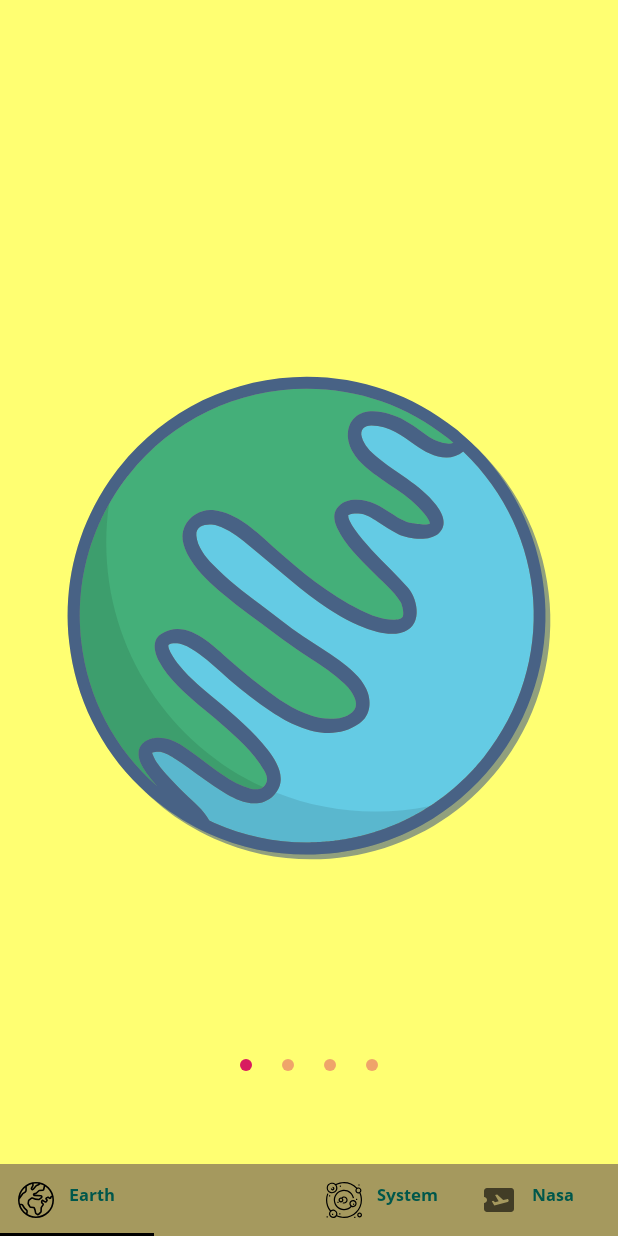
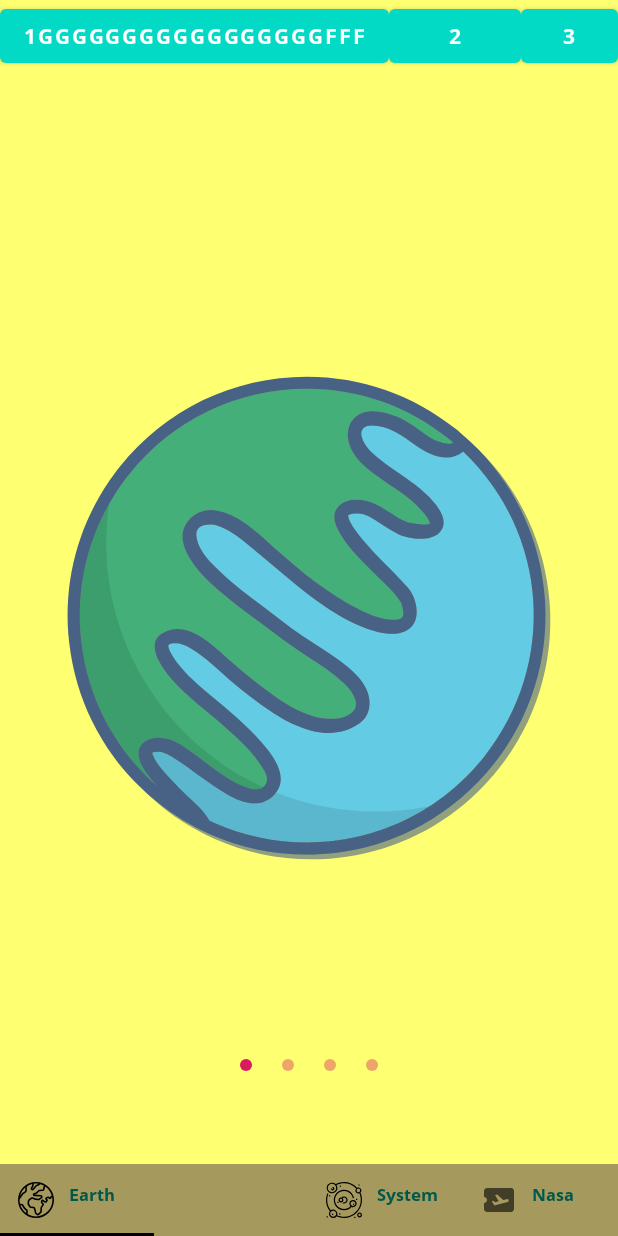
Before and after one commit to ip-droid/PiK4A, an Android app: the screen it shows after launch (ApiActivity), on a phone screen of 412 x 824 dp. Run offline under Robolectric (Android 15) with nearby library versions, the phone set to English and light mode, and no system bars; pictures from the network do not load; 1 statement that could not run was skipped.

Commit message:
Добавил барьеры в fragment_earth.xml

```diff
--- a/app/src/main/res/layout/fragment_earth.xml
+++ b/app/src/main/res/layout/fragment_earth.xml
@@ -8,6 +8,88 @@
         android:layout_width="match_parent"
         android:layout_height="match_parent"
         app:srcCompat="@drawable/bg_earth" />
+
+    <LinearLayout
+        android:layout_width="match_parent"
+        android:layout_height="150dp"
+        android:orientation="horizontal">
+
+        <androidx.constraintlayout.widget.Guideline
+            android:id="@+id/gl1"
+            android:layout_width="wrap_content"
+            android:layout_height="wrap_content"
+            android:orientation="vertical"
+            app:layout_constraintGuide_percent="0.3" />
+
+        <androidx.constraintlayout.widget.Guideline
+            android:id="@+id/gl2"
+            android:layout_width="wrap_content"
+            android:layout_height="wrap_content"
+            android:orientation="horizontal"
+            app:layout_constraintGuide_percent="0.2" />
+
+        <androidx.constraintlayout.widget.Barrier
+            android:id="@+id/barrierEnd"
+            android:layout_width="wrap_content"
+            android:layout_height="wrap_content"
+            app:barrierDirection="end"
+            app:constraint_referenced_ids="btn1,btn2,btn3"/>
+        <androidx.constraintlayout.widget.Barrier
+            android:id="@+id/barrierBottom"
+            android:layout_width="wrap_content"
+            android:layout_height="wrap_content"
+            app:barrierDirection="bottom"
+            app:constraint_referenced_ids="btn1,btn2,btn3"/>
+
+        <androidx.constraintlayout.widget.Barrier
+            android:id="@+id/barrierFor5"
+            android:layout_width="wrap_content"
+            android:layout_height="wrap_content"
+            app:barrierDirection="start"
+            app:constraint_referenced_ids="btn5"/>
+
+
+        <Button
+            android:id="@+id/btn1"
+            android:layout_width="wrap_content"
+            android:layout_height="wrap_content"
+            android:text="1gggggggggggggggggfff"
+            app:layout_constraintEnd_toEndOf="@id/barrierFor5"
+            app:layout_constraintStart_toStartOf="parent"
+            app:layout_constraintHorizontal_bias="0" />
+
+        <Button
+            android:id="@+id/btn2"
+            android:layout_width="wrap_content"
+            android:layout_height="wrap_content"
+            android:text="2" />
+
+        <Button
+            android:id="@+id/btn3"
+            android:layout_width="wrap_content"
+            android:layout_height="wrap_content"
+            android:text="3" />
+
+        <Button
+            android:id="@+id/btn4"
+            android:layout_width="wrap_content"
+            android:layout_height="wrap_content"
+            android:text="4"
+            app:layout_constraintStart_toEndOf="@id/barrierEnd"
+            app:layout_constraintTop_toBottomOf="@id/barrierBottom" />
+
+        <Button
+            android:id="@+id/btn5"
+            android:layout_width="wrap_content"
+            android:layout_height="wrap_content"
+            android:text="5"
+            app:layout_constraintEnd_toEndOf="parent"
+            app:layout_constraintTop_toTopOf="parent" />
+
+
+    </LinearLayout>
+
+
 
     <LinearLayout
         android:layout_width="match_parent"
--- a/app/src/main/res/layout/fragment_nasa.xml
+++ b/app/src/main/res/layout/fragment_nasa.xml
@@ -60,7 +60,6 @@
                         android:text="Martian theme" />
                 </RadioGroup>
 
-
             </LinearLayout>
 
 
@@ -69,6 +68,7 @@
                 android:layout_width="match_parent"
                 android:layout_height="wrap_content"
                 android:inputType="text" />
+
         </com.google.android.material.textfield.TextInputLayout>
 
         <com.google.pik4a.utils.CustomImageView
```
